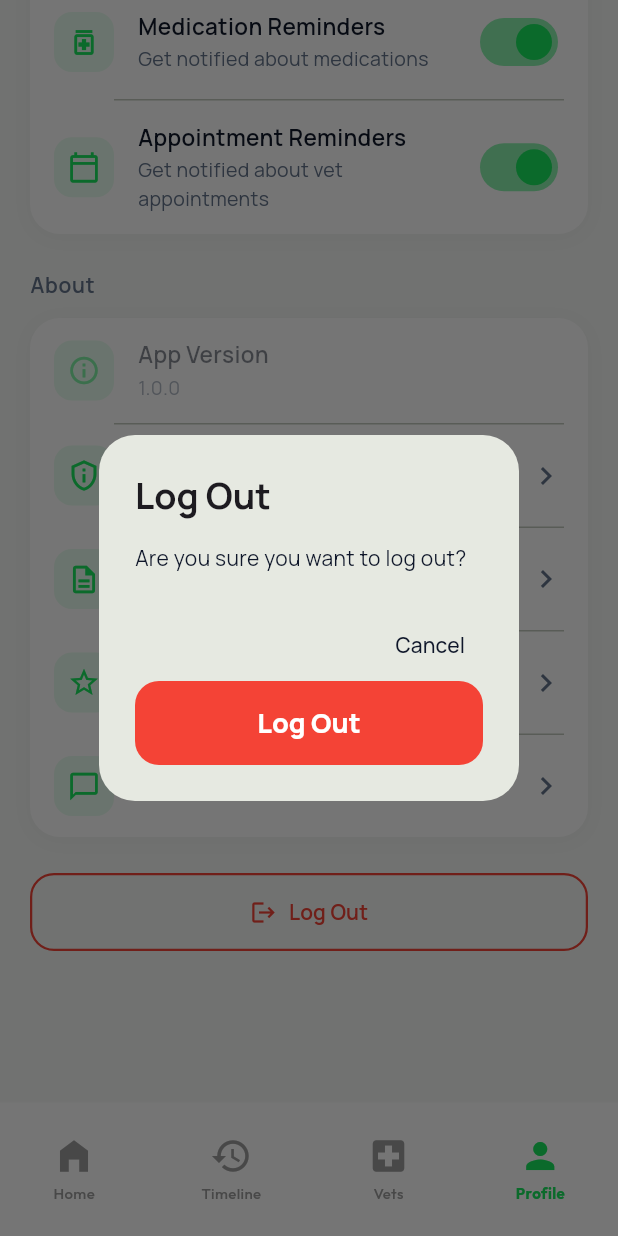
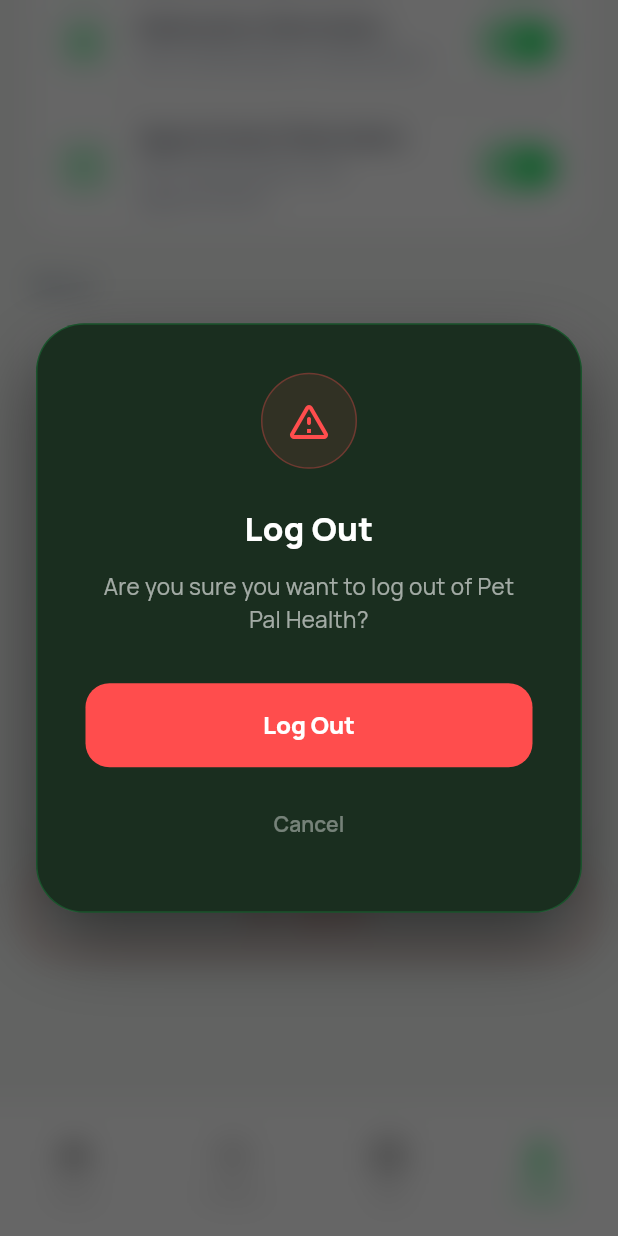
Before and after one commit to Arkemix30/pet-pal-health, a Flutter app: the screen it shows once a user with an empty profile is signed in, item 4 of the bottom bar chosen, scrolled down 858 dp, after a tap on "Log Out", on a phone screen of 412 x 824 dp. Run offline on Flutter 3.47's test engine with Material 3 defaults, Android fonts, the phone set to English and light mode, and no system bars; drawn by our look-alikes of flutter_animate; our stand-ins replace cached_network_image, flutter_dotenv, flutter_local_notifications, flutter_riverpod, flutter_timezone, google_fonts and 7 more; accounts and stored records are empty; generated files the repository leaves out were written again; network calls fail.

Commit message:
feat(ui): apply premium overlays to profile, sharing and timeline

```diff
--- a/lib/features/profile/profile_screen.dart
+++ b/lib/features/profile/profile_screen.dart
@@ -5,6 +5,9 @@
 import 'package:image_picker/image_picker.dart';
 import '../../data/local/isar_models.dart';
 import '../../core/theme/app_theme.dart';
+import '../../core/ui/overlays/overlay_manager.dart';
+import '../../core/ui/overlays/confirm_dialog.dart';
+import '../../core/ui/overlays/success_modal.dart';
 import '../auth/auth_provider.dart';
 import 'profile_provider.dart';
 import 'widgets/profile_header.dart';
@@ -28,8 +31,13 @@
           settingsAsync.whenData((settings) {
             // Settings loaded
           });
-          return CustomScrollView(
-            physics: const BouncingScrollPhysics(),
+          return RefreshIndicator(
+            onRefresh: () async {
+              await ref.read(profileProvider.notifier).syncFromRemote();
+              await ref.read(userSettingsProvider.notifier).syncFromRemote();
+            },
+            child: CustomScrollView(
+              physics: const AlwaysScrollableScrollPhysics(),
               slivers: [
                 SliverToBoxAdapter(
                   child: Padding(
@@ -71,8 +79,11 @@
                         _buildSectionTitle(context, 'Notifications'),
                         const SizedBox(height: 12),
                         settingsAsync.when(
-                        data: (settings) =>
-                            _buildNotificationSettings(context, ref, settings),
+                          data: (settings) => _buildNotificationSettings(
+                            context,
+                            ref,
+                            settings,
+                          ),
                           loading: () =>
                               const Center(child: CircularProgressIndicator()),
                           error: (e, _) => Text('Error: $e'),
@@ -121,6 +132,7 @@
                   ),
                 ),
               ],
+            ),
           );
         },
         loading: () => const Center(child: CircularProgressIndicator()),
@@ -310,7 +322,18 @@
                   await ref
                       .read(profileProvider.notifier)
                       .updateProfile(fullName: nameController.text.trim());
-                  if (context.mounted) Navigator.pop(context);
+                  if (context.mounted) {
+                    Navigator.pop(context); // Close sheet
+                    OverlayManager.showPremiumModal(
+                      context,
+                      child: PremiumSuccessModal(
+                        title: 'Profile Updated!',
+                        message: 'Successfully updated your info to',
+                        petName: nameController.text.trim(),
+                        onPrimaryPressed: () => Navigator.pop(context),
+                      ),
+                    );
+                  }
                 },
                 child: const Text('Save Changes'),
               ),
@@ -341,6 +364,13 @@
                   await ref
                       .read(profileProvider.notifier)
                       .uploadAvatar(image.path);
+                  if (context.mounted) {
+                    OverlayManager.showToast(
+                      context,
+                      message: 'Profile picture updated!',
+                      type: ToastType.success,
+                    );
+                  }
                 }
               },
             ),
@@ -357,6 +387,13 @@
                   await ref
                       .read(profileProvider.notifier)
                       .uploadAvatar(image.path);
+                  if (context.mounted) {
+                    OverlayManager.showToast(
+                      context,
+                      message: 'Profile picture updated!',
+                      type: ToastType.success,
+                    );
+                  }
                 }
               },
             ),
@@ -366,46 +403,22 @@
     );
   }
 
-  void _showLogoutConfirmation(BuildContext context, WidgetRef ref) {
-    final theme = Theme.of(context);
-
-    showDialog(
-      context: context,
-      builder: (context) => AlertDialog(
-        shape: RoundedRectangleBorder(borderRadius: BorderRadius.circular(24)),
-        title: Text(
-          'Log Out',
-          style: GoogleFonts.manrope(fontWeight: FontWeight.bold),
-        ),
-        content: Text(
-          'Are you sure you want to log out?',
-          style: GoogleFonts.manrope(),
-        ),
-        actions: [
-          TextButton(
-            onPressed: () => Navigator.pop(context),
-            child: Text(
-              'Cancel',
-              style: GoogleFonts.manrope(color: theme.colorScheme.onSurface),
-            ),
-          ),
-          ElevatedButton(
-            onPressed: () async {
-              Navigator.pop(context);
-              await ref.read(logoutProvider)();
-            },
-            style: ElevatedButton.styleFrom(
-              backgroundColor: Colors.red,
-              foregroundColor: Colors.white,
-            ),
-            child: Text(
-              'Log Out',
-              style: GoogleFonts.manrope(color: Colors.white),
-            ),
-          ),
-        ],
+  void _showLogoutConfirmation(BuildContext context, WidgetRef ref) async {
+    final confirmed = await OverlayManager.showPremiumModal<bool>(
+      context,
+      child: PremiumConfirmDialog(
+        title: 'Log Out',
+        message: 'Are you sure you want to log out of Pet Pal Health?',
+        confirmLabel: 'Log Out',
+        isDestructive: true,
+        onConfirm: () => Navigator.pop(context, true),
+        onCancel: () => Navigator.pop(context, false),
       ),
     );
+
+    if (confirmed == true) {
+      await ref.read(logoutProvider)();
+    }
   }
 
   void _openUrl(String url) {
```
Also changed, not shown: lib/features/sharing/sharing_screen.dart (+75 -57 lines), lib/features/timeline/timeline_screen.dart (+19 -15 lines). Lines whose indentation alone changed are shown as unchanged.
